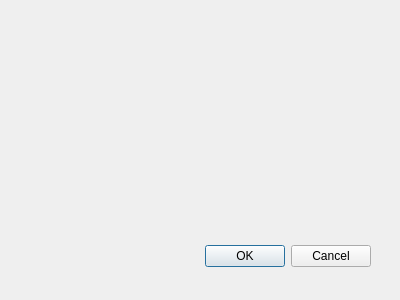
cloudmus/cloudmus, file app/optionsdialog.ui: the form before one commit.
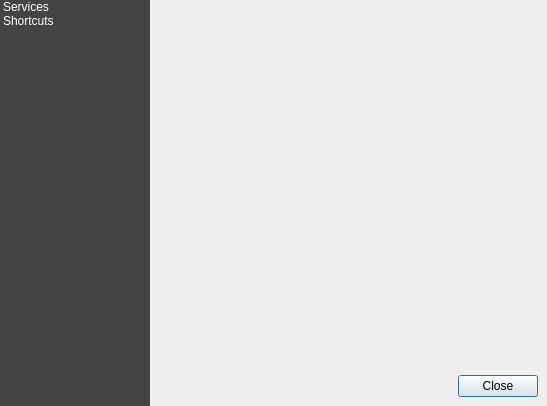
The form after the commit. Icons and pictures are not drawn.

Commit message: * Work on about and options dialogs

```diff
--- a/app/optionsdialog.ui
+++ b/app/optionsdialog.ui
@@ -8,29 +8,184 @@
    <rect>
     <x>0</x>
     <y>0</y>
-    <width>400</width>
-    <height>300</height>
+    <width>547</width>
+    <height>406</height>
    </rect>
   </property>
   <property name="windowTitle">
    <string>Dialog</string>
   </property>
-  <widget class="QDialogButtonBox" name="buttonBox">
-   <property name="geometry">
-    <rect>
-     <x>30</x>
-     <y>240</y>
-     <width>341</width>
-     <height>32</height>
-    </rect>
+  <layout class="QHBoxLayout" name="horizontalLayout">
+   <property name="spacing">
+    <number>0</number>
    </property>
-   <property name="orientation">
-    <enum>Qt::Horizontal</enum>
+   <property name="leftMargin">
+    <number>0</number>
    </property>
-   <property name="standardButtons">
-    <set>QDialogButtonBox::Cancel|QDialogButtonBox::Ok</set>
+   <property name="topMargin">
+    <number>0</number>
    </property>
-  </widget>
+   <property name="rightMargin">
+    <number>0</number>
+   </property>
+   <property name="bottomMargin">
+    <number>0</number>
+   </property>
+   <item>
+    <widget class="QListWidget" name="listWidget">
+     <property name="maximumSize">
+      <size>
+       <width>150</width>
+       <height>16777215</height>
+      </size>
+     </property>
+     <property name="palette">
+      <palette>
+       <active>
+        <colorrole role="WindowText">
+         <brush brushstyle="SolidPattern">
+          <color alpha="255">
+           <red>255</red>
+           <green>255</green>
+           <blue>255</blue>
+          </color>
+         </brush>
+        </colorrole>
+        <colorrole role="Text">
+         <brush brushstyle="SolidPattern">
+          <color alpha="255">
+           <red>255</red>
+           <green>255</green>
+           <blue>255</blue>
+          </color>
+         </brush>
+        </colorrole>
+        <colorrole role="Base">
+         <brush brushstyle="SolidPattern">
+          <color alpha="255">
+           <red>68</red>
+           <green>68</green>
+           <blue>68</blue>
+          </color>
+         </brush>
+        </colorrole>
+       </active>
+       <inactive>
+        <colorrole role="WindowText">
+         <brush brushstyle="SolidPattern">
+          <color alpha="255">
+           <red>255</red>
+           <green>255</green>
+           <blue>255</blue>
+          </color>
+         </brush>
+        </colorrole>
+        <colorrole role="Text">
+         <brush brushstyle="SolidPattern">
+          <color alpha="255">
+           <red>255</red>
+           <green>255</green>
+           <blue>255</blue>
+          </color>
+         </brush>
+        </colorrole>
+        <colorrole role="Base">
+         <brush brushstyle="SolidPattern">
+          <color alpha="255">
+           <red>68</red>
+           <green>68</green>
+           <blue>68</blue>
+          </color>
+         </brush>
+        </colorrole>
+       </inactive>
+       <disabled>
+        <colorrole role="WindowText">
+         <brush brushstyle="SolidPattern">
+          <color alpha="255">
+           <red>159</red>
+           <green>158</green>
+           <blue>158</blue>
+          </color>
+         </brush>
+        </colorrole>
+        <colorrole role="Text">
+         <brush brushstyle="SolidPattern">
+          <color alpha="255">
+           <red>159</red>
+           <green>158</green>
+           <blue>158</blue>
+          </color>
+         </brush>
+        </colorrole>
+        <colorrole role="Base">
+         <brush brushstyle="SolidPattern">
+          <color alpha="255">
+           <red>255</red>
+           <green>255</green>
+           <blue>255</blue>
+          </color>
+         </brush>
+        </colorrole>
+       </disabled>
+      </palette>
+     </property>
+     <property name="frameShape">
+      <enum>QFrame::NoFrame</enum>
+     </property>
+     <item>
+      <property name="text">
+       <string>Services</string>
+      </property>
+      <property name="icon">
+       <iconset resource="images.qrc">
+        <normaloff>:/icons/images/cloudmus.png</normaloff>:/icons/images/cloudmus.png</iconset>
+      </property>
+     </item>
+     <item>
+      <property name="text">
+       <string>Shortcuts</string>
+      </property>
+      <property name="icon">
+       <iconset resource="images.qrc">
+        <normaloff>:/icons/images/cloudmus.png</normaloff>:/icons/images/cloudmus.png</iconset>
+      </property>
+     </item>
+    </widget>
+   </item>
+   <item>
+    <layout class="QVBoxLayout" name="verticalLayout">
+     <property name="leftMargin">
+      <number>9</number>
+     </property>
+     <property name="topMargin">
+      <number>9</number>
+     </property>
+     <property name="rightMargin">
+      <number>9</number>
+     </property>
+     <property name="bottomMargin">
+      <number>9</number>
+     </property>
+     <item>
+      <widget class="QStackedWidget" name="stackedWidget">
+       <widget class="QWidget" name="page"/>
+       <widget class="QWidget" name="page_2"/>
+      </widget>
+     </item>
+     <item>
+      <widget class="QDialogButtonBox" name="buttonBox">
+       <property name="orientation">
+        <enum>Qt::Horizontal</enum>
+       </property>
+       <property name="standardButtons">
+        <set>QDialogButtonBox::Close</set>
+       </property>
+      </widget>
+     </item>
+    </layout>
+   </item>
+  </layout>
  </widget>
  <pixmapfunction/>
  <resources/>
```
Left out of the diff: 11 changed lines with no effect on the pictures. The commit also changes 2 other files.
